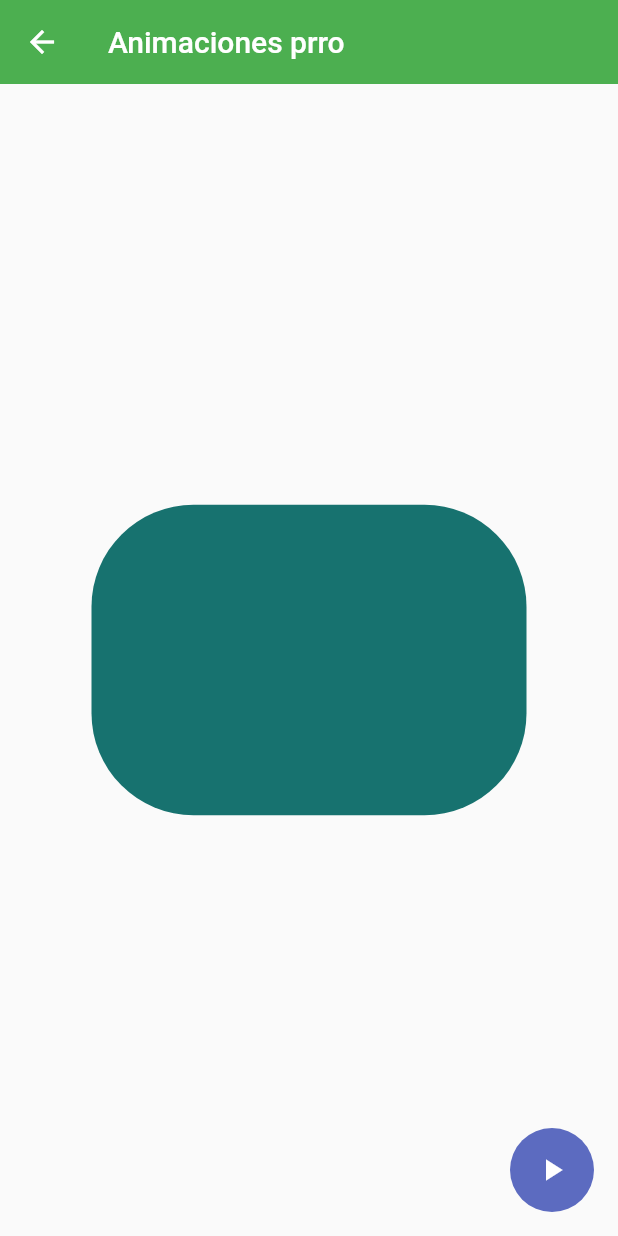
After one commit to jcarloshg/Componentes_Flutter, a Flutter app: the AnimatedScreen screen opened by its route, after a tap on the "play arrow" icon, on a phone screen of 412 x 824 dp. The commit adds this screen. Run offline on Flutter 3.47's test engine with Material 2 defaults, Android fonts, the phone set to English and light mode, and no system bars.

Commit message:
CREATE screen [animate_screen]

```diff
--- /dev/null
+++ b/lib/pages/animated/animate_screen.dart
@@ -0,0 +1,56 @@
+import 'package:flutter/material.dart';
+import 'dart:math' show Random;
+
+class AnimatedScreen extends StatefulWidget {
+  const AnimatedScreen({Key? key}) : super(key: key);
+
+  @override
+  State<AnimatedScreen> createState() => _AnimatedScreenState();
+}
+
+class _AnimatedScreenState extends State<AnimatedScreen> {
+  double _width = 50;
+  double _height = 50;
+  Color _color = Colors.indigo;
+  BorderRadiusGeometry _borderRadius = BorderRadius.circular(20);
+
+  void onChangeShape() {
+    final random = Random();
+    _width = random.nextInt(300).toDouble() + 70;
+    _height = random.nextInt(300).toDouble() + 70;
+    _color = Color.fromRGBO(
+      random.nextInt(255),
+      random.nextInt(255),
+      random.nextInt(255),
+      1,
+    );
+    _borderRadius = BorderRadius.circular(random.nextInt(100).toDouble() + 10);
+
+    setState(() {});
+  }
+
+  @override
+  Widget build(BuildContext context) {
+    return Scaffold(
+      appBar: AppBar(
+        title: const Text("Animaciones prro"),
+      ),
+      body: Center(
+        child: AnimatedContainer(
+          duration: const Duration(milliseconds: 400),
+          curve: Curves.elasticOut,
+          width: _width,
+          height: _height,
+          decoration: BoxDecoration(
+            color: _color,
+            borderRadius: _borderRadius,
+          ),
+        ),
+      ),
+      floatingActionButton: FloatingActionButton(
+        child: const Icon(Icons.play_arrow),
+        onPressed: onChangeShape,
+      ),
+    );
+  }
+}
--- a/lib/pages/pages.dart
+++ b/lib/pages/pages.dart
@@ -1,4 +1,5 @@
 export 'package:components_flutter/pages/alert/alert_screen.dart';
+export 'package:components_flutter/pages/animated/animate_screen.dart';
 export 'package:components_flutter/pages/avatar/avatar_screen.dart';
 export 'package:components_flutter/pages/Card/Card_screen.dart';
 export 'package:components_flutter/pages/home/home.dart';
--- a/lib/routes/app.route.dart
+++ b/lib/routes/app.route.dart
@@ -36,6 +36,11 @@
         name: 'Avatars',
         screen: const AvatarScreen(),
         iconData: Icons.supervised_user_circle_rounded),
+    MenuOption(
+        route: 'AnimatedScreen',
+        name: 'Animaciones :)',
+        screen: const AnimatedScreen(),
+        iconData: Icons.animation_sharp),
   ];
 
   static Map<String, Widget Function(BuildContext)> getAppRputes() {
```
